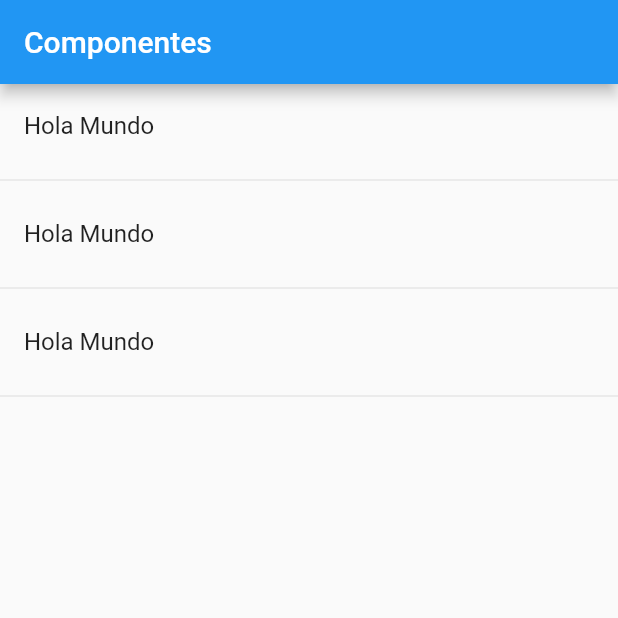
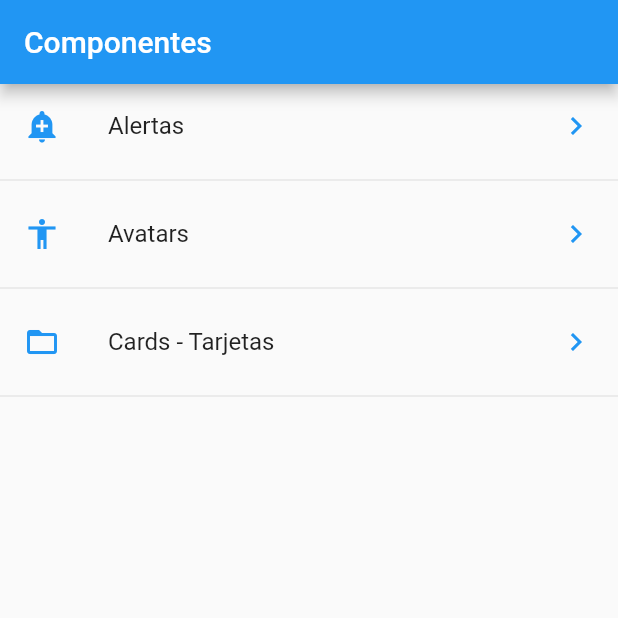
Before and after one commit to AragonMoreyraSaulRenato/use_many_widgets_flutter, a Flutter app: the screen it shows after launch, on a phone screen of 412 x 824 dp, the top half of it. Run offline on Flutter 3.47's test engine with Material 2 defaults, Android fonts, the phone set to English and light mode, and no system bars.

Commit message:
agrego menu_provider y icono_string_util

```diff
--- a/lib/src/pages/home_page.dart
+++ b/lib/src/pages/home_page.dart
@@ -1,4 +1,6 @@
 import 'package:flutter/material.dart';
+import 'package:use_many_widgets_flutter/src/providers/menu_provider.dart';
+import 'package:use_many_widgets_flutter/src/utils/icono_string_util.dart';
 
 class HomePage extends StatelessWidget {
   @override
@@ -12,19 +14,29 @@ class HomePage extends StatelessWidget {
   }
 
   Widget _lista() {
-    return ListView(
-      children: _listItems(),
-    );
+    return FutureBuilder(
+        future: menuProvider.cargarData(),
+        initialData: [],
+        builder: (BuildContext context, AsyncSnapshot<List<dynamic>> snapshot) {
+          return ListView(
+            children: _listItems(snapshot.data),
+          );
+        });
   }
 
-  List<Widget> _listItems() {
-    return [
-      ListTile(title: Text('Hola Mundo')),
-      Divider(),
-      ListTile(title: Text('Hola Mundo')),
-      Divider(),
-      ListTile(title: Text('Hola Mundo')),
-      Divider(),
-    ];
+  List<Widget> _listItems(List<dynamic> data) {
+    final List<Widget> opciones = [];
+    data.forEach((item) {
+      final widgetTemp = ListTile(
+          title: Text(item['texto']),
+          leading: getIcon(item['icon']),
+          trailing: Icon(
+            Icons.keyboard_arrow_right,
+            color: Colors.blue,
+          ),
+          onTap: () {});
+      opciones..add(widgetTemp)..add(Divider());
+    });
+    return opciones;
   }
 }
--- a/lib/src/pages/home_temp.dart
+++ b/lib/src/pages/home_temp.dart
@@ -16,7 +16,7 @@ class HomePageTemp extends StatelessWidget {
     );
   }
 
-  List<Widget> _crearItems() {
+  /* List<Widget> _crearItems() {
     List<Widget> list = new List<Widget>();
     for (String item in opciones) {
       final tempWidget = ListTile(
@@ -25,7 +25,7 @@ class HomePageTemp extends StatelessWidget {
       list..add(tempWidget)..add(Divider());
     }
     return list;
-  }
+  } */
 
   List<Widget> _crearItemShort() {
     return opciones.map((item) {
--- /dev/null
+++ b/lib/src/utils/icono_string_util.dart
@@ -0,0 +1,11 @@
+import 'package:flutter/material.dart';
+
+final _icons = <String, IconData>{
+  'add_alert': Icons.add_alert,
+  'accessibility': Icons.accessibility,
+  'folder_open': Icons.folder_open,
+};
+
+Icon getIcon(String nombreIcono) {
+  return Icon(_icons[nombreIcono], color: Colors.blue);
+}
--- a/pubspec.yaml
+++ b/pubspec.yaml
@@ -43,8 +43,8 @@ flutter:
   uses-material-design: true
 
   # To add assets to your application, add an assets section, like this:
-assets:
-  - data/menu_opts.json
+  assets:
+    - data/menu_opts.json
   #   - images/a_dot_burr.jpeg
   #   - images/a_dot_ham.jpeg
 
```
Also changed, not shown: lib/src/providers/menu_provider.dart (added, +16 -0 lines).
